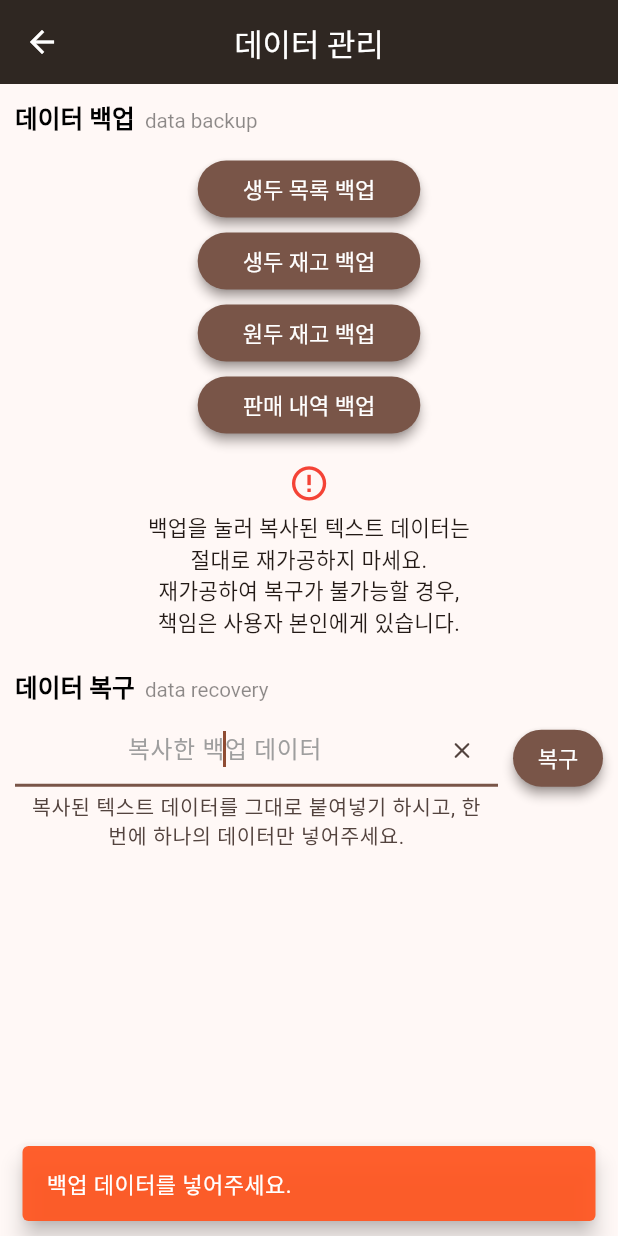
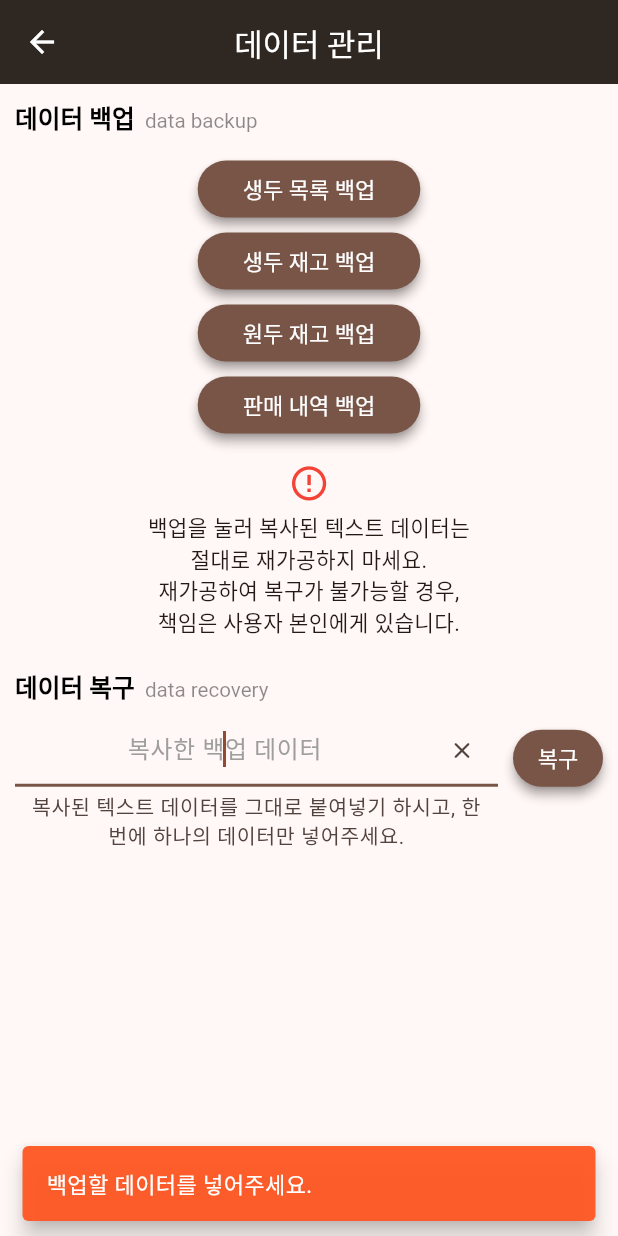
Before and after one commit to NamGideokk/bean_diary, a Flutter app: the DataManagementMain screen opened directly, after a tap on "복구", on a phone screen of 412 x 824 dp. Run offline on Flutter 3.47's test engine with Material 2 defaults, Android fonts, the phone set to English and light mode, and no system bars; our stand-ins replace get, package_info_plus, sqflite; accounts and stored records are empty.

Commit message:
유틸리티 수정, 데이터 관리 > 생두 목록 백업 적용

```diff
--- a/lib/screens/data_management_main.dart
+++ b/lib/screens/data_management_main.dart
@@ -1,4 +1,7 @@
+import 'dart:convert';
+
 import 'package:bean_diary/controller/data_management_controller.dart';
+import 'package:bean_diary/sqfLite/green_beans_sqf_lite.dart';
 import 'package:bean_diary/utility/custom_dialog.dart';
 import 'package:bean_diary/widgets/header_title.dart';
 import 'package:bean_diary/widgets/usage_alert_widget.dart';
@@ -47,7 +50,8 @@ class _DataManagementMainState extends State<DataManagementMain> {
       if (!mounted) return;
       return CustomDialog().showFloatingSnackBar(context, "[$title]\n백업할 데이터가 없습니다.");
     } else {
-      Clipboard.setData(ClipboardData(text: title + list.toString()));
+      final jsonString = jsonEncode({title: list});
+      Clipboard.setData(ClipboardData(text: jsonString));
       if (!mounted) return;
       return CustomDialog().showFloatingSnackBar(
         context,
@@ -57,28 +61,55 @@ class _DataManagementMainState extends State<DataManagementMain> {
     }
   }
 
-  void dataRecovery(String? value) {
+  void dataRecovery(String? value) async {
     String backupData = _dataManagementCtrl.backupDataTECtrl.text;
 
     if (backupData.trim().isEmpty) {
       if (!mounted) return;
-      CustomDialog().showFloatingSnackBar(context, "백업 데이터를 넣어주세요.");
+      CustomDialog().showFloatingSnackBar(context, "백업할 데이터를 넣어주세요.");
       _dataManagementCtrl.backupDataFN.requestFocus();
       return;
     }
 
-    if (backupData.startsWith("생두 목록")) {
-      print("생두 목록 이야!");
-      backupData.replaceAll("생두 목록", "");
-      print(backupData);
+    final jsonData = jsonDecode(backupData);
+    var key = jsonData.keys.toList();
+
+    if (key[0] == "생두 목록") {
+      List errorData = [];
+      for (var e in jsonData["생두 목록"]) {
+        Map<String, String> value = {"name": e["name"]};
+        int result = await GreenBeansSqfLite().insertGreenBean(value);
+
+        if (result != 1) {
+          errorData.add(e["name"]);
+        }
+      }
+      if (errorData.isNotEmpty) {
+        if (!mounted) return;
+        CustomDialog().showFloatingSnackBar(
+          context,
+          "${jsonData["생두 목록"].length - errorData.length} 건 성공 / ${errorData.length} 건 실패\n${errorData.toString()}\n" +
+              "${errorData.length} 건의 데이터를 복구하는데 실패했습니다." +
+              "중복 데이터인지 확인하시거나, 재가공하지 않은 텍스트 데이터로 다시 시도해 주세요.",
+          isLongTime: true,
+        );
+      } else {
+        if (!mounted) return;
+        CustomDialog().showFloatingSnackBar(
+          context,
+          "${jsonData["생두 목록"].length} 건 성공\n[생두 목록] 데이터가 정상적으로 복구되었습니다.",
+          bgColor: Colors.green,
+        );
+      }
+      _dataManagementCtrl.backupDataTECtrl.clear();
       return;
-    } else if (backupData.startsWith("생두 재고")) {
+    } else if (key[0] == "생두 재고") {
       print("생두 재고 이야!");
       return;
-    } else if (backupData.startsWith("원두 재고")) {
+    } else if (key[0] == "원두 재고") {
       print("원두 재고 이야!");
       return;
-    } else if (backupData.startsWith("판매 내역")) {
+    } else if (key[0] == "판매 내역") {
       print("판매 내역 이야!");
       return;
     } else {
--- a/lib/screens/sale_history_main.dart
+++ b/lib/screens/sale_history_main.dart
@@ -88,10 +88,10 @@ class _SaleHistoryMainState extends State<SaleHistoryMain> {
                   _saleHistoryCtrl.totalList.length > 0
                       ? Text(
                           _saleHistoryCtrl.filterValue == "전체"
-                              ? "\t\t${_saleHistoryCtrl.totalList.length} 건"
+                              ? "\t\t${Utility().numberFormat(_saleHistoryCtrl.totalList.length.toString(), isWeight: false)} 건"
                               : _saleHistoryCtrl.filterValue == "싱글오리진"
-                                  ? "\t\t${_saleHistoryCtrl.singleList.length} 건"
-                                  : "\t\t${_saleHistoryCtrl.blendList.length} 건",
+                                  ? "\t\t${Utility().numberFormat(_saleHistoryCtrl.singleList.length.toString(), isWeight: false)} 건"
+                                  : "\t\t${Utility().numberFormat(_saleHistoryCtrl.blendList.length.toString(), isWeight: false)} 건",
                           style: TextStyle(
                             fontSize: height / 60,
                             color: Colors.black87,
--- a/lib/utility/custom_dialog.dart
+++ b/lib/utility/custom_dialog.dart
@@ -4,10 +4,16 @@ import 'package:flutter/cupertino.dart';
 import 'package:flutter/material.dart';
 
 class CustomDialog {
-  showCustomSnackBar(BuildContext context, String content, Color bgColor) {
+  showCustomSnackBar(
+    BuildContext context,
+    String content,
+    Color bgColor,
+    bool isLongTime,
+  ) {
     final height = MediaQuery.of(context).size.height;
     return SnackBar(
       backgroundColor: bgColor.withOpacity(0.95),
+      duration: Duration(seconds: isLongTime ? 7 : 3),
       behavior: SnackBarBehavior.floating,
       content: Text(
         content,
@@ -23,8 +29,14 @@ class CustomDialog {
     BuildContext context,
     String msg, {
     Color bgColor = Colors.deepOrange,
+    bool isLongTime = false,
   }) {
-    SnackBar errorSnackBar = CustomDialog().showCustomSnackBar(context, msg, bgColor);
+    SnackBar errorSnackBar = CustomDialog().showCustomSnackBar(
+      context,
+      msg,
+      bgColor,
+      isLongTime,
+    );
     ScaffoldMessenger.of(context).showSnackBar(errorSnackBar);
   }
 
--- a/lib/utility/utility.dart
+++ b/lib/utility/utility.dart
@@ -58,11 +58,11 @@ class Utility {
   /// 날짜순 정렬
   List sortingDate(List list) {
     List copyList = [...list];
-    copyList.forEach((e) {
+    for (var e in copyList) {
       List divide = e["date"].toString().split("-");
       String month = divide[1].toString().padLeft(2, "0");
       String day = divide[2].toString().padLeft(2, "0");
-    });
+    }
     copyList.sort((a, b) => a["date"].compareTo(b["date"]));
     return copyList;
   }
@@ -81,9 +81,9 @@ class Utility {
   }
 
   /// 숫자 단위 표시
-  String numberFormat(String value) => NumberFormat.simpleCurrency(
+  String numberFormat(String value, {isWeight = true}) => NumberFormat.simpleCurrency(
         locale: "ko-KR",
         name: "",
-        decimalDigits: 1,
+        decimalDigits: isWeight ? 1 : 0,
       ).format(double.parse(value));
 }
```
Also changed, not shown: lib/screens/stock_status_main.dart (+30 -0 lines).
